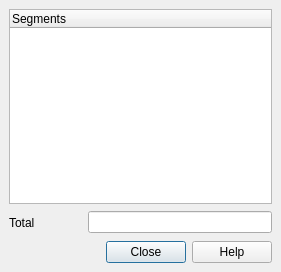
Qt form qgis/src/ui/qgsmeasurebase.ui (sourcepole/qgis) before a commit.
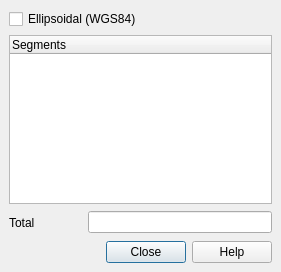
The same form after that commit. Icons and pictures are not drawn.

```diff
--- a/qgis/src/ui/qgsmeasurebase.ui
+++ b/qgis/src/ui/qgsmeasurebase.ui
@@ -31,7 +31,7 @@
    <property name="spacing">
     <number>6</number>
    </property>
-   <item row="1" column="2">
+   <item row="2" column="2">
     <widget class="QLineEdit" name="editTotal">
      <property name="font">
       <font>
@@ -47,7 +47,7 @@
      </property>
     </widget>
    </item>
-   <item row="1" column="1">
+   <item row="2" column="1">
     <spacer>
      <property name="orientation">
       <enum>Qt::Horizontal</enum>
@@ -63,7 +63,7 @@
      </property>
     </spacer>
    </item>
-   <item row="1" column="0">
+   <item row="2" column="0">
     <widget class="QLabel" name="textLabel2">
      <property name="text">
       <string>Total</string>
@@ -73,7 +73,7 @@
      </property>
     </widget>
    </item>
-   <item row="0" column="0" colspan="3">
+   <item row="1" column="0" colspan="3">
     <widget class="QTreeWidget" name="mTable">
      <property name="editTriggers">
       <set>QAbstractItemView::NoEditTriggers</set>
@@ -91,13 +91,20 @@
      </column>
     </widget>
    </item>
-   <item row="2" column="2">
+   <item row="3" column="2">
     <widget class="QDialogButtonBox" name="buttonBox">
      <property name="standardButtons">
       <set>QDialogButtonBox::Close|QDialogButtonBox::Help</set>
      </property>
     </widget>
    </item>
+   <item row="0" column="0" colspan="3">
+    <widget class="QCheckBox" name="mcbProjectionEnabled">
+     <property name="text">
+      <string>Ellipsoidal (WGS84)</string>
+     </property>
+    </widget>
+   </item>
   </layout>
  </widget>
  <layoutdefault spacing="6" margin="11"/>
```
